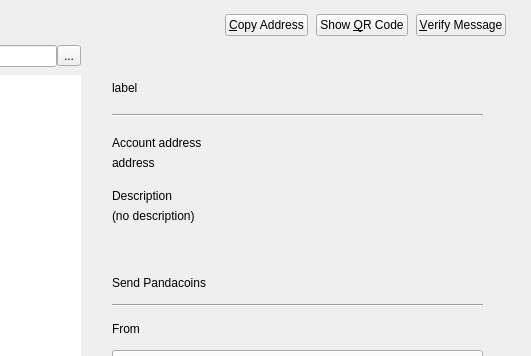
Above: src/qt/forms/donationbook.ui from justthedoctor/pandacoin-dev before the change; both pictures show x 362 to 893 and y 0 to 356 of the 893 by 473 pixel window. Below: the same form after it.
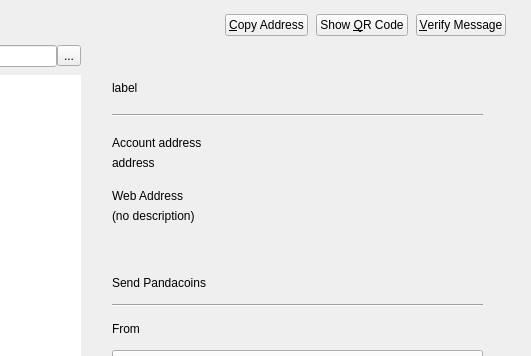
That is the form after the change. Icons and pictures are not drawn. Custom widgets are drawn as their Qt base class.

```diff
--- a/src/qt/forms/donationbook.ui
+++ b/src/qt/forms/donationbook.ui
@@ -282,7 +282,7 @@
            <item>
             <widget class="QLabel" name="donationbook_account_description_heading">
              <property name="text">
-              <string notr="true">Description</string>
+              <string notr="true">Web Address</string>
              </property>
             </widget>
            </item>
```
